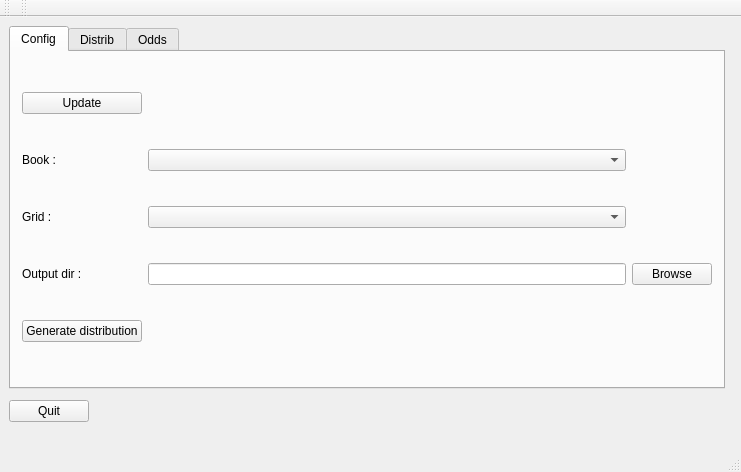
Before: the Qt Designer form src/mainwin.ui in poupou14/CombinoGen, drawn with Qt 5.
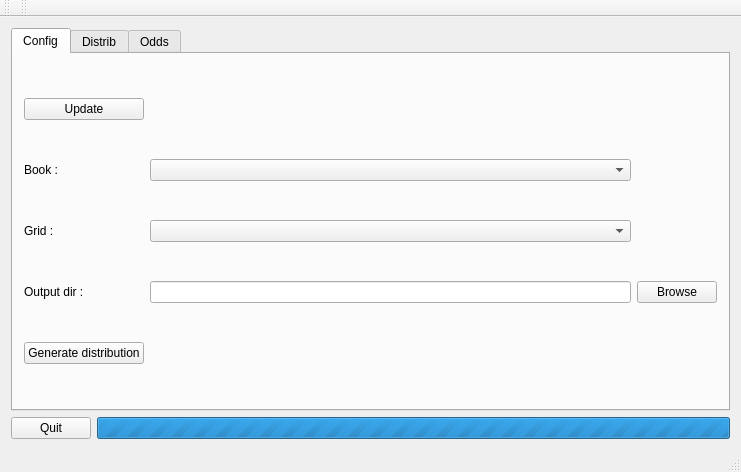
After: the same form once the commit is applied.

Diff of the .ui file:
```diff
--- a/src/mainwin.ui
+++ b/src/mainwin.ui
@@ -14,15 +14,9 @@
    <string>MainWin</string>
   </property>
   <widget class="QWidget" name="centralWidget">
+   <layout class="QGridLayout" name="gridLayout">
+    <item row="0" column="0" colspan="2">
    <widget class="QTabWidget" name="MainPanel">
-    <property name="geometry">
-     <rect>
-      <x>9</x>
-      <y>9</y>
-      <width>716</width>
-      <height>363</height>
-     </rect>
-    </property>
     <property name="currentIndex">
      <number>0</number>
     </property>
@@ -227,19 +221,25 @@
      </layout>
     </widget>
    </widget>
+    </item>
+    <item row="1" column="0">
    <widget class="QPushButton" name="pbQuit">
-    <property name="geometry">
-     <rect>
-      <x>9</x>
-      <y>383</y>
-      <width>80</width>
-      <height>22</height>
-     </rect>
-    </property>
     <property name="text">
      <string>Quit</string>
     </property>
    </widget>
+    </item>
+    <item row="1" column="1">
+     <widget class="QProgressBar" name="progressBar">
+      <property name="maximum">
+       <number>0</number>
+      </property>
+      <property name="value">
+       <number>-1</number>
+      </property>
+     </widget>
+    </item>
+   </layout>
   </widget>
   <widget class="QMenuBar" name="menuBar">
    <property name="geometry">
```
Lines whose indentation alone changed are shown as unchanged.
